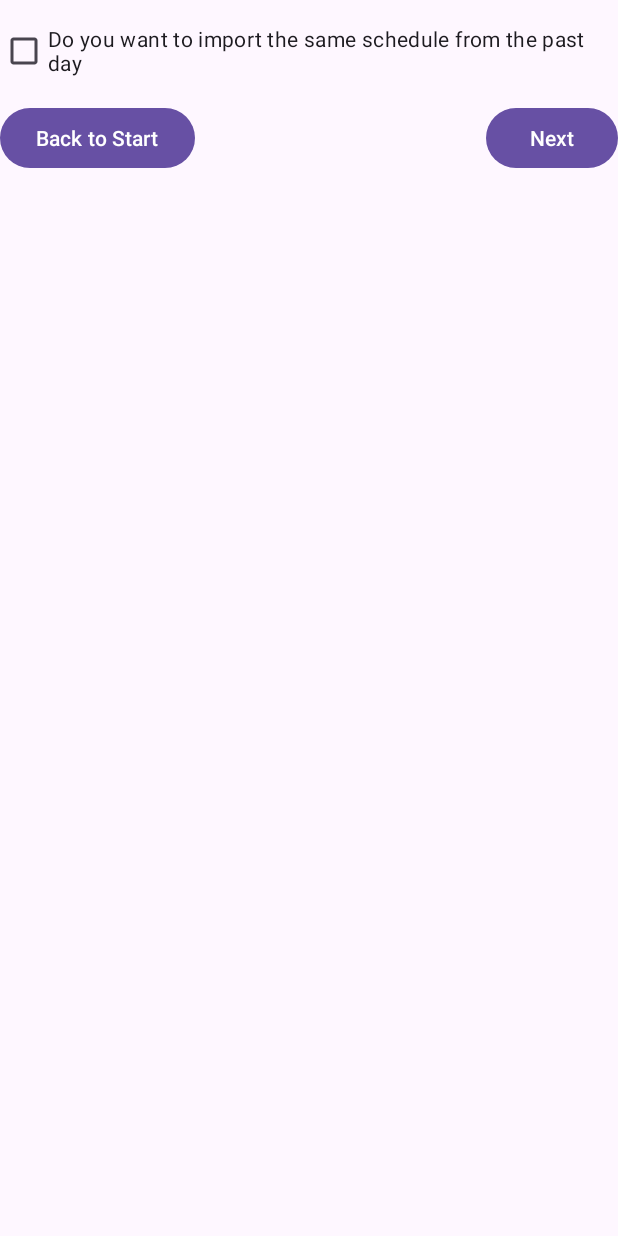
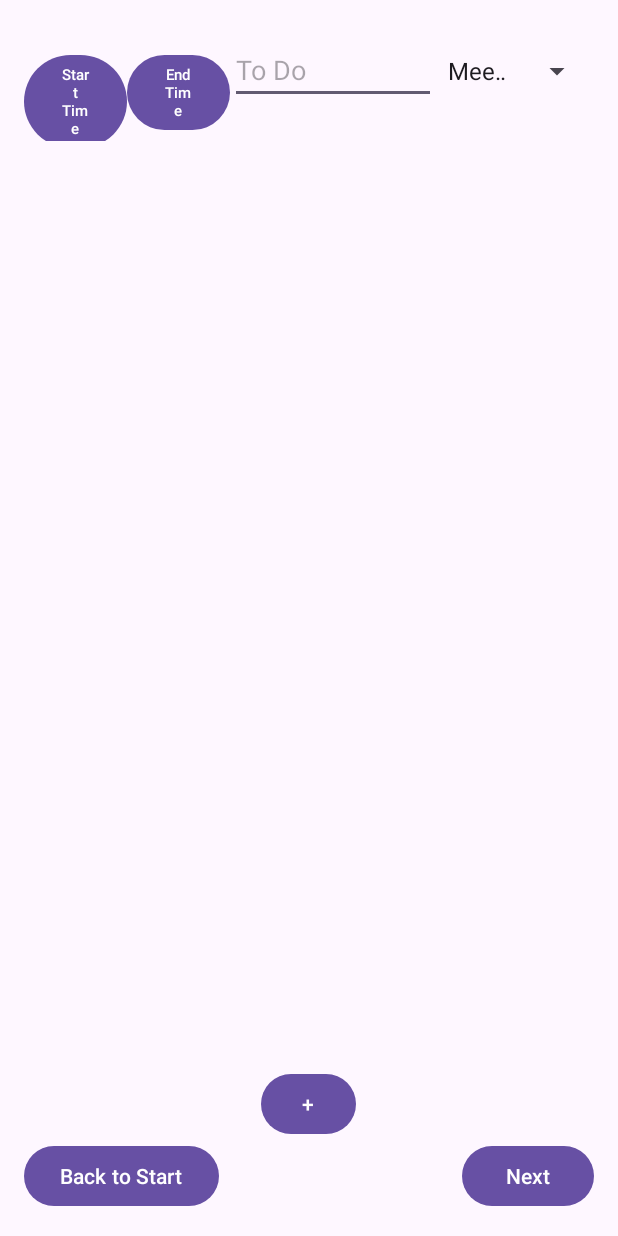
Before and after one commit to xuchenzhe531/Startup_LifeRhythms, an Android app: the CheckPastSchedule screen opened directly, with no data from a screen before it, after a tap on "Next", on a phone screen of 412 x 824 dp. Run offline under Robolectric (Android 15) with nearby library versions, the phone set to English and light mode, and no system bars.

Commit message:
complete time slot selection function and add activity page

```diff
--- a/app/src/main/AndroidManifest.xml
+++ b/app/src/main/AndroidManifest.xml
@@ -12,6 +12,9 @@
         android:supportsRtl="true"
         android:theme="@style/Theme.MyApplication"
         tools:targetApi="31">
+        <activity
+            android:name=".InsertActivity"
+            android:exported="false" />
         <activity
             android:name=".CheckPastSchedule"
             android:exported="false" />
--- a/app/src/main/java/com/cs407/myapplication/CheckPastSchedule.java
+++ b/app/src/main/java/com/cs407/myapplication/CheckPastSchedule.java
@@ -42,6 +42,8 @@ public class CheckPastSchedule extends AppCompatActivity {
         nextButton.setOnClickListener(v -> {
             // Proceed to the next activity or whatever needs to be done next
             // You can also pass the state of 'isCheckBoxChecked' if needed
+            Intent intent = new Intent(CheckPastSchedule.this, InsertActivity.class);
+            startActivity(intent);
         });
     }
 }
--- /dev/null
+++ b/app/src/main/java/com/cs407/myapplication/InsertActivity.java
@@ -0,0 +1,164 @@
+package com.cs407.myapplication;
+
+import androidx.appcompat.app.AppCompatActivity;
+
+import android.content.Intent;
+import android.os.Bundle;
+import android.view.LayoutInflater;
+import android.view.View;
+import android.widget.ArrayAdapter;
+import android.widget.Button;
+import android.widget.LinearLayout;
+import android.widget.Spinner;
+import androidx.appcompat.app.AppCompatActivity;
+import java.util.ArrayList;
+import java.util.List;
+
+import android.app.TimePickerDialog;
+import android.os.Bundle;
+import android.view.View;
+import android.widget.Button;
+import android.widget.LinearLayout;
+import android.widget.Toast;
+
+import androidx.appcompat.app.AppCompatActivity;
+import java.util.Calendar;
+import java.util.Locale;
+import android.widget.AdapterView;
+
+
+public class InsertActivity extends AppCompatActivity {
+
+    private LinearLayout timeSlotsContainer;
+    private Button backButton;
+    private String[] activityTypes = new String[] {"Meeting", "Lunch", "Gym", "Study", "Break"};
+
+    @Override
+    protected void onCreate(Bundle savedInstanceState) {
+        super.onCreate(savedInstanceState);
+        setContentView(R.layout.activity_insert);
+
+        timeSlotsContainer = findViewById(R.id.timeSlotsContainer);
+        backButton = findViewById(R.id.backButton);
+
+        addNewTimeSlot(); // Add the first time slot when the activity is created
+
+        Button addButton = findViewById(R.id.addButton);
+        addButton.setOnClickListener(new View.OnClickListener() {
+            @Override
+            public void onClick(View view) {
+                addNewTimeSlot();
+            }
+        });
+
+        backButton.setOnClickListener(v -> {
+            // Intent to go back to MainActivity
+            Intent intent = new Intent(InsertActivity.this, MainActivity.class);
+            startActivity(intent);
+        });
+    }
+/*
+    private void addNewTimeSlot() {
+        LayoutInflater inflater = LayoutInflater.from(this);
+        View timeSlotView = inflater.inflate(R.layout.time_slot, timeSlotsContainer, false);
+
+        setupSpinner((Spinner) timeSlotView.findViewById(R.id.startTimeSpinner), "Start Time");
+        setupSpinner((Spinner) timeSlotView.findViewById(R.id.endTimeSpinner), "End Time");
+
+        timeSlotsContainer.addView(timeSlotView);
+    }
+
+    private void setupSpinner(Spinner spinner, String title) {
+        List<String> times = new ArrayList<>();
+        times.add(title); // This is the default item that will show as the title
+
+        // Populate the times list with actual times or generate programmatically
+        for (int hour = 0; hour < 24; hour++) {
+            for (int minute = 0; minute < 60; minute += 30) { // As an example, increments of 30 minutes
+                times.add(String.format("%02d:%02d", hour, minute));
+            }
+        }
+
+        ArrayAdapter<String> adapter = new ArrayAdapter<>(this,
+                android.R.layout.simple_spinner_item, times);
+        adapter.setDropDownViewResource(android.R.layout.simple_spinner_dropdown_item);
+        spinner.setAdapter(adapter);
+    }*/
+private void addNewTimeSlot() {
+    final View timeSlotView = LayoutInflater.from(this).inflate(R.layout.time_slot, timeSlotsContainer, false);
+    Button startTimeButton = timeSlotView.findViewById(R.id.startTimeButton);
+    Button endTimeButton = timeSlotView.findViewById(R.id.endTimeButton);
+    Spinner activityTypeSpinner = timeSlotView.findViewById(R.id.activityTypeSpinner);
+
+    startTimeButton.setOnClickListener(new View.OnClickListener() {
+        @Override
+        public void onClick(View v) {
+            showTimePickerDialog((Button) v, null, false);
+        }
+    });
+
+    endTimeButton.setOnClickListener(new View.OnClickListener() {
+        @Override
+        public void onClick(View v) {
+            showTimePickerDialog((Button) v, startTimeButton, true);
+        }
+    });
+
+    // Set up the Activity Type spinner
+    ArrayAdapter<String> activityTypeAdapter = new ArrayAdapter<>(
+            this, android.R.layout.simple_spinner_item, activityTypes);
+    activityTypeAdapter.setDropDownViewResource(android.R.layout.simple_spinner_dropdown_item);
+    activityTypeSpinner.setAdapter(activityTypeAdapter);
+
+    // Listener for spinner selection
+    activityTypeSpinner.setOnItemSelectedListener(new AdapterView.OnItemSelectedListener() {
+        @Override
+        public void onItemSelected(AdapterView<?> parent, View view, int position, long id) {
+            // Prevent "Activity" from being selected after an actual activity has been chosen
+            if (position == 0) {
+                activityTypeSpinner.setSelection(parent.getSelectedItemPosition());
+            } else {
+                // Your code here for when an actual activity is selected
+            }
+        }
+
+        @Override
+        public void onNothingSelected(AdapterView<?> parent) {
+            // Required method, you might not need to implement anything here
+        }
+    });
+
+
+    timeSlotsContainer.addView(timeSlotView);
+}
+
+    private void showTimePickerDialog(final Button timeButton, final Button startTimeButton, final boolean isEndTime) {
+        // Use the current time as the default values for the picker
+        final Calendar c = Calendar.getInstance();
+        int hour = c.get(Calendar.HOUR_OF_DAY);
+        int minute = c.get(Calendar.MINUTE);
+
+        // Create a new instance of TimePickerDialog and return it
+        TimePickerDialog timePickerDialog = new TimePickerDialog(this, (view, selectedHour, selectedMinute) -> {
+            // Format the chosen time and set it as the button text
+            if (isEndTime) {
+                // Parse start time from the startTimeButton
+                String startTime = startTimeButton.getText().toString();
+                String[] parts = startTime.split(":");
+                int startHour = Integer.parseInt(parts[0]);
+                int startMinute = Integer.parseInt(parts[1]);
+
+                // Check if the end time is after the start time
+                if (selectedHour < startHour || (selectedHour == startHour && selectedMinute <= startMinute)) {
+                    // Show an error message
+                    Toast.makeText(this, "End time must be later than start time.", Toast.LENGTH_LONG).show();
+                    return;
+                }
+            }
+            String formattedTime = String.format(Locale.getDefault(), "%02d:%02d", selectedHour, selectedMinute);
+            timeButton.setText(formattedTime);
+        }, hour, minute, true); // true for 24-hour time format
+
+        timePickerDialog.show();
+    }
+}
--- /dev/null
+++ b/app/src/main/res/layout/activity_insert.xml
@@ -0,0 +1,55 @@
+<?xml version="1.0" encoding="utf-8"?>
+<LinearLayout xmlns:android="http://schemas.android.com/apk/res/android"
+    android:layout_width="match_parent"
+    android:layout_height="match_parent"
+    android:orientation="vertical"
+    android:padding="16dp">
+
+    <ScrollView
+        android:layout_width="379dp"
+        android:layout_height="515dp"
+        android:layout_weight="1">
+
+        <LinearLayout
+            android:id="@+id/timeSlotsContainer"
+            android:layout_width="match_parent"
+            android:layout_height="wrap_content"
+            android:orientation="vertical"
+            android:paddingBottom="16dp">
+
+            <!-- Initial time slot will be added here programmatically -->
+
+        </LinearLayout>
+    </ScrollView>
+
+    <Button
+        android:id="@+id/addButton"
+        android:layout_width="63dp"
+        android:layout_height="wrap_content"
+        android:layout_gravity="center"
+        android:text="+" />
+
+    <LinearLayout
+        android:layout_width="match_parent"
+        android:layout_height="wrap_content"
+        android:orientation="horizontal"
+        android:gravity="center">
+
+        <Button
+            android:id="@+id/backButton"
+            android:layout_width="wrap_content"
+            android:layout_height="wrap_content"
+            android:text="Back to Start" />
+
+        <Space
+            android:layout_width="0dp"
+            android:layout_height="wrap_content"
+            android:layout_weight="1" />
+
+        <Button
+            android:id="@+id/nextButton"
+            android:layout_width="wrap_content"
+            android:layout_height="wrap_content"
+            android:text="Next" />
+    </LinearLayout>
+</LinearLayout>
--- /dev/null
+++ b/app/src/main/res/layout/time_slot.xml
@@ -0,0 +1,36 @@
+<?xml version="1.0" encoding="utf-8"?>
+<LinearLayout xmlns:android="http://schemas.android.com/apk/res/android"
+    android:layout_width="match_parent"
+    android:layout_height="wrap_content"
+    android:orientation="horizontal"
+    android:layout_marginTop="8dp">
+
+    <Button
+        android:id="@+id/startTimeButton"
+        android:layout_width="0dp"
+        android:layout_height="wrap_content"
+        android:layout_weight="1"
+        android:text="Start Time"
+        android:textSize="10dp"/>
+
+    <Button
+        android:id="@+id/endTimeButton"
+        android:layout_width="0dp"
+        android:layout_height="wrap_content"
+        android:layout_weight="1"
+        android:text="End Time"
+        android:textSize="10dp"/>
+
+    <EditText
+        android:id="@+id/toDoEditText"
+        android:layout_width="0dp"
+        android:layout_height="wrap_content"
+        android:layout_weight="2"
+        android:hint="To Do" />
+
+    <Spinner
+        android:id="@+id/activityTypeSpinner"
+        android:layout_width="36dp"
+        android:layout_height="wrap_content"
+        android:layout_weight="1" />
+</LinearLayout>
--- a/app/src/main/res/values/strings.xml
+++ b/app/src/main/res/values/strings.xml
@@ -1,3 +1,2 @@
 <resources>
-    <string name="app_name">My Application</string>
 </resources>
```
